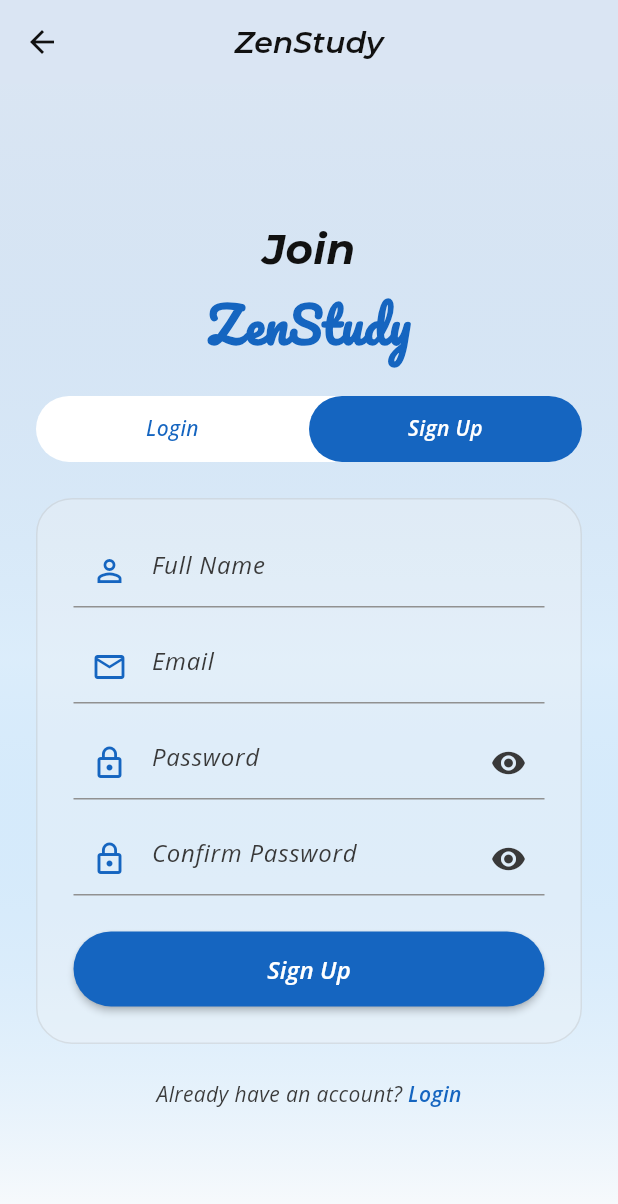
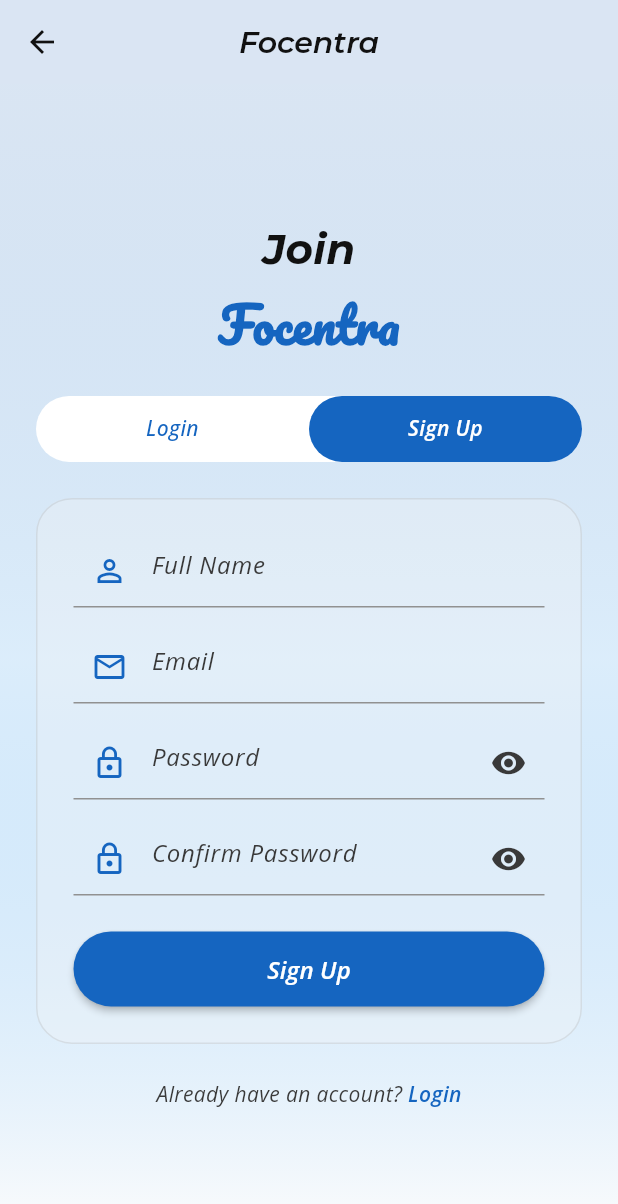
Before and after one commit to mumtahina22/Focentra, a Flutter app: the RegisterPage screen opened directly, on a phone screen of 412 x 824 dp. Shown: the top 1204 px of the screen. Run offline on Flutter 3.47's test engine with Material 3 defaults, Android fonts, the light colour scheme and no system bars; our stand-ins replace flutter_local_notifications, permission_handler, rxdart, supabase_flutter, timezone; accounts and stored records are empty; network calls fail.

Commit message:
Your commit message here

```diff
--- a/lib/pages/registerpage.dart
+++ b/lib/pages/registerpage.dart
@@ -45,7 +45,7 @@ class _RegisterPageState extends State<RegisterPage> {
           onPressed: () => Navigator.pop(context),
         ),
         title: Text(
-          'ZenStudy',
+          'Focentra',
           style: TextStyle(
             color: colorScheme.onSurface,
             fontSize: 20,
@@ -88,7 +88,7 @@ class _RegisterPageState extends State<RegisterPage> {
                 ),
                 const SizedBox(height: 8),
                 Text(
-                  'ZenStudy',
+                  'Focentra',
                   style: TextStyle(
                     fontSize: 32,
                     fontWeight: FontWeight.bold,
```
